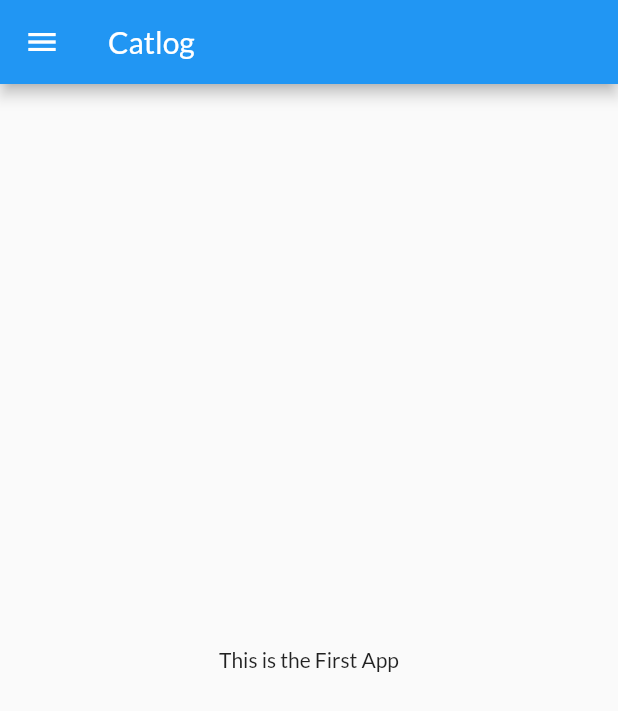
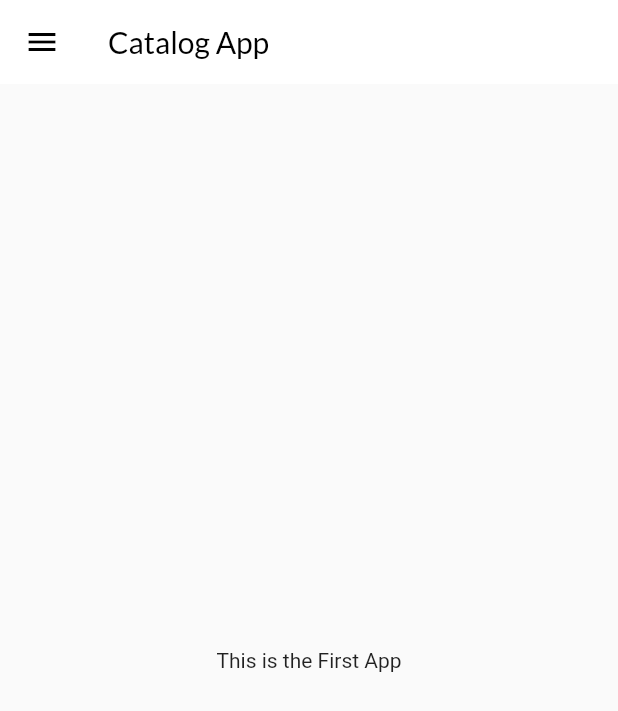
Before and after one commit to The-Pavan-Patil/FlutterAppCatlogs, a Flutter app: the screen it shows after launch, on a phone screen of 412 x 824 dp. Shown: the top 711 px of the screen. Run offline on Flutter 3.47's test engine with Material 2 defaults, Android fonts, the phone set to English and light mode, and no system bars; our stand-ins replace google_fonts.

Commit message:
themes created

```diff
--- a/lib/Pages/HomePage.dart
+++ b/lib/Pages/HomePage.dart
@@ -10,7 +10,7 @@ class HomePage extends StatelessWidget {
     return Scaffold(
 
       appBar: AppBar(
-        title: Text("Catlog"),
+        title: Text("Catalog App"),
       ),
       body: Center(
         child: Container(
--- a/lib/main.dart
+++ b/lib/main.dart
@@ -4,6 +4,7 @@ import 'package:flutter/material.dart';
 import 'package:untitled/Pages/HomePage.dart';
 import 'package:untitled/Pages/LoginPage.dart';
 import 'package:google_fonts/google_fonts.dart';
+import 'package:untitled/utils/myThemes.dart';
 //import 'package:untitled/utils/routings.dart';
 void main(){
   runApp(Myapp());
@@ -18,9 +19,8 @@ void main(){
      return MaterialApp(
        debugShowCheckedModeBanner: false,
        themeMode: ThemeMode.light,
-
-       theme: ThemeData(primarySwatch: Colors.blue, fontFamily: GoogleFonts.lato().fontFamily/* primaryTextTheme: GoogleFonts.latoTextTheme()*/ ),
-       darkTheme: ThemeData( brightness: Brightness.dark),
+       theme: myThemes.lighttheme(context),
+       darkTheme: myThemes.darktheme(context),
      initialRoute: "/Home",
      routes: {
          "/"/*myRoute.loginRoute*/ : (context) => LoginPage(),
--- /dev/null
+++ b/lib/utils/myThemes.dart
@@ -0,0 +1,28 @@
+import 'package:flutter/material.dart';
+import 'package:google_fonts/google_fonts.dart';
+
+class myThemes {
+  static ThemeData lighttheme (BuildContext context) => ThemeData(
+      primarySwatch: Colors.blue,
+      fontFamily: GoogleFonts.lato().fontFamily,
+      textTheme: Theme.of(context).textTheme,
+      appBarTheme: AppBarTheme(
+        backgroundColor: Colors.white,
+        elevation: 0.0,
+        iconTheme: IconThemeData(color: Colors.black),
+        titleTextStyle: TextStyle(
+          //fontWeight: FontWeight.bold,
+          fontSize: 20,
+          color: Colors.black,
+          fontFamily: GoogleFonts.lato().fontFamily,
+        ),
+        scrolledUnderElevation: 0.0,
+        ),
+
+
+        );
+
+  static ThemeData darktheme (BuildContext context) => ThemeData(
+   brightness: Brightness.dark
+  );
+  }
--- a/lib/widget/myDrawer.dart
+++ b/lib/widget/myDrawer.dart
@@ -17,7 +17,7 @@ class myDrawer extends StatelessWidget {
               accountName: Text("Pavan Patil"),
               accountEmail: Text("thepavanpatil@gmail.com"),
               currentAccountPicture: CircleAvatar(
-                backgroundImage: NetworkImage("https://photos.app.goo.gl/jD4QwWXQDXVt1hXi8")
+                  backgroundImage: NetworkImage("https://photos.app.goo.gl/jD4QwWXQDXVt1hXi8")
               ),
             ),
           ),
```
